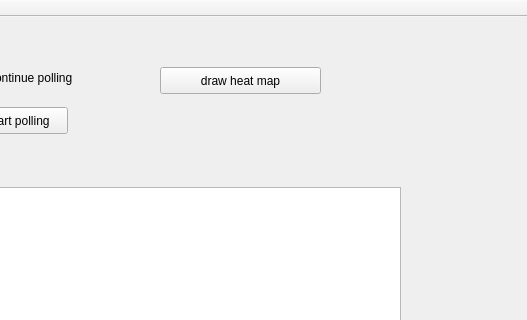
Old version of the form RayDisplayWindow.ui in the repository janisozaur/mgr_rd2; both pictures show x 490 to 1017 and y 0 to 320 of the 1017 by 699 pixel window.
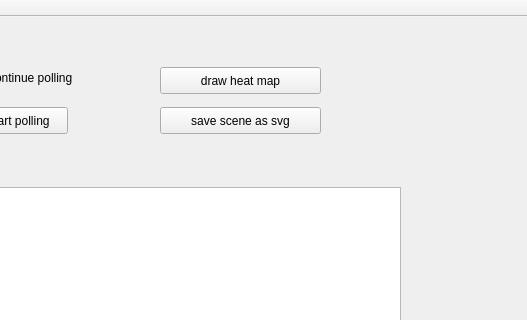
New version of the form.

Commit message: add ability to save scene as SVG

Diff of the .ui file:
```diff
--- a/RayDisplayWindow.ui
+++ b/RayDisplayWindow.ui
@@ -102,6 +102,19 @@
      <string>continue polling</string>
     </property>
    </widget>
+   <widget class="QPushButton" name="saveSceneSvgPushButton">
+    <property name="geometry">
+     <rect>
+      <x>650</x>
+      <y>90</y>
+      <width>161</width>
+      <height>27</height>
+     </rect>
+    </property>
+    <property name="text">
+     <string>save scene as svg</string>
+    </property>
+   </widget>
    <widget class="QPushButton" name="drawHeatMapPushButton">
     <property name="geometry">
      <rect>
```
The commit also changes 3 other files.
